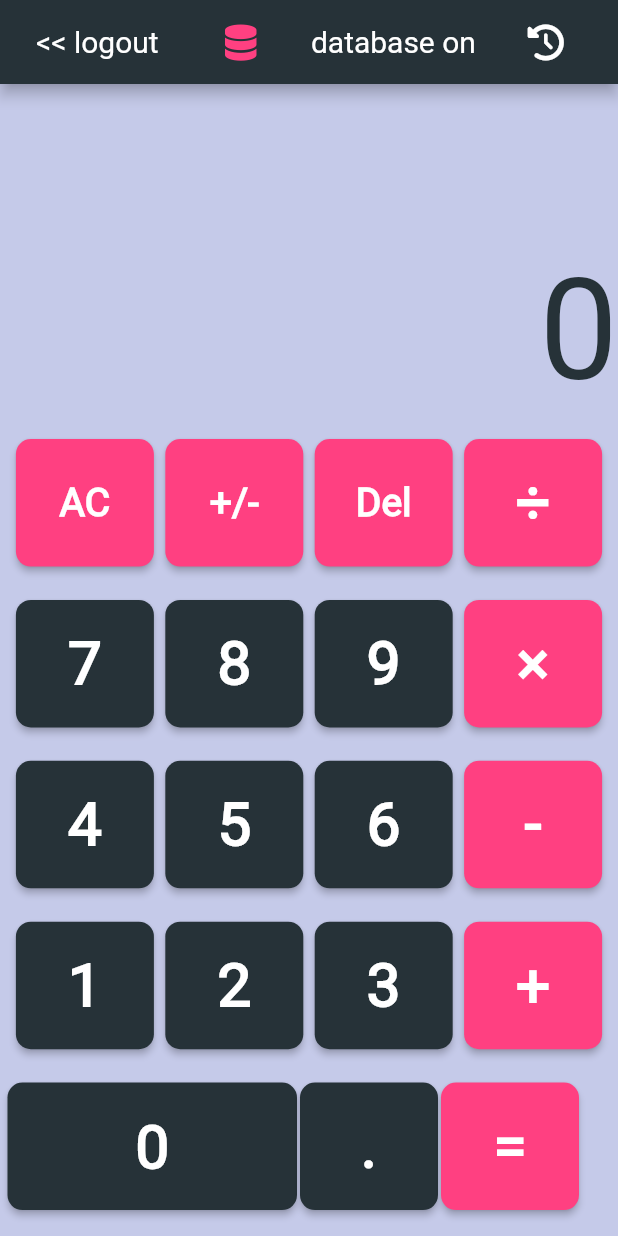
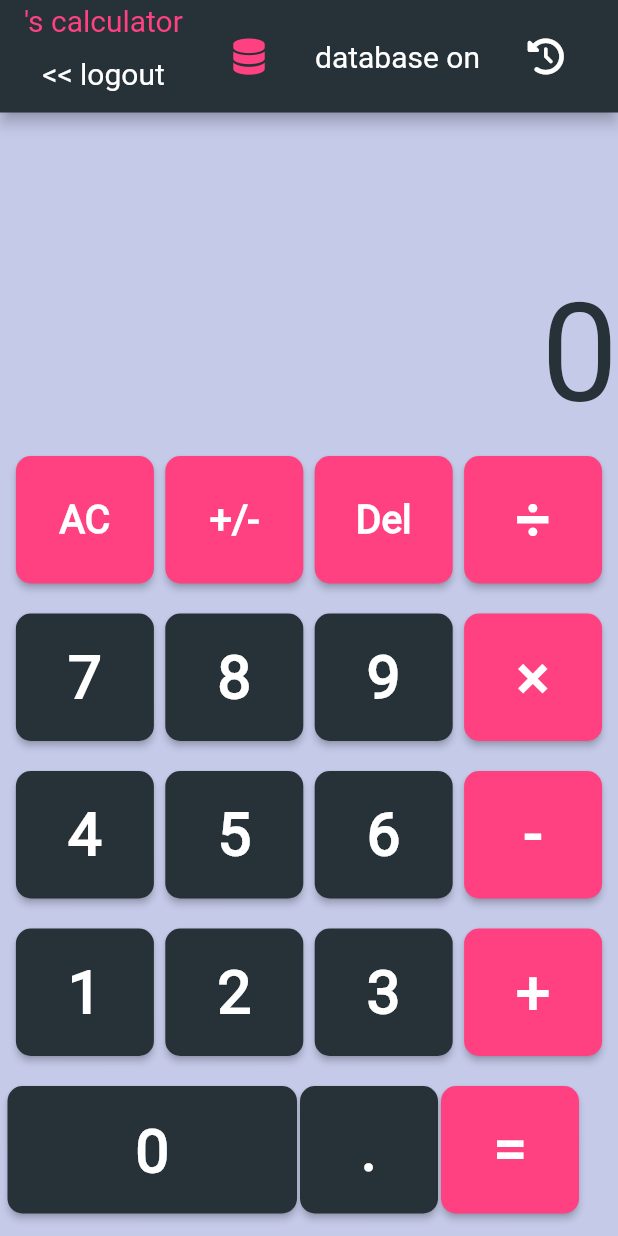
Before and after one commit to hiddy0329/h_calculator, a Flutter app: the screen it shows after launch, after a tap on "Login", on a phone screen of 412 x 824 dp. Run offline on Flutter 3.47's test engine with Material 2 defaults, Android fonts, the phone set to English and light mode, and no system bars; our stand-ins replace flutter_dotenv, font_awesome_flutter, shared_preferences; missing offline and left inert: mysql1.

Commit message:
UIを整形

```diff
--- a/lib/history_page.dart
+++ b/lib/history_page.dart
@@ -1,4 +1,5 @@
 import 'package:flutter/material.dart';
+import 'package:font_awesome_flutter/font_awesome_flutter.dart';
 
 class HistoryPage extends StatelessWidget {
   const HistoryPage(this.formulaLists, this.resultLists, this.username, {Key? key}) : super(key: key);
@@ -60,7 +61,7 @@ class HistoryPage extends StatelessWidget {
         backgroundColor: Colors.indigo[100],
         appBar: AppBar(
           title: FittedBox(
-              child: Text("$username's history <DESC>",
+              child: Text("${username.toUpperCase()}'s history <DESC>",
                   style: const TextStyle(
                     fontFamily: font,
                   ))),
@@ -83,6 +84,9 @@ class HistoryPage extends StatelessWidget {
                 child: Column(
                   mainAxisAlignment: MainAxisAlignment.center,
                   children: const [
+                    Icon(FontAwesomeIcons.solidFaceSadTear,
+                    size: 50.0,
+                    ),
                     Text(
                       "You have no history...",
                       style: TextStyle(fontFamily: font, fontSize: 25.0),
--- a/lib/home.dart
+++ b/lib/home.dart
@@ -18,9 +18,6 @@ class MyHomePage extends StatefulWidget {
   @override
   State<MyHomePage> createState() => _MyHomePageState();
 }
-
-//演算子をenum値で定義
-enum OperatorType { add, sub, multi, div }
 
 class _MyHomePageState extends State<MyHomePage> {
   // ボタンの色設定
@@ -209,7 +206,7 @@ class _MyHomePageState extends State<MyHomePage> {
     setState(() {
       if (_previousOperation == "×") {
       _cheeringMessage = "Excellent!";
-    } else if (displayedNumber == double.infinity) {
+    } else if (displayedNumber == double.infinity || displayedNumber.toString() == 'NaN') {
       _cheeringMessage = "Sorry, but I have no idea...";
     } else if (_previousOperation == "÷") {
       _cheeringMessage = "Perfect!";
@@ -371,9 +368,17 @@ class _MyHomePageState extends State<MyHomePage> {
           // 計算履歴表示ボタンエリア
           appBar: AppBar(
             backgroundColor: colorNum,
+            toolbarHeight: 75.0,
             title: Row(
               mainAxisAlignment: MainAxisAlignment.spaceBetween,
               children: [
+                Column(
+                  mainAxisAlignment: MainAxisAlignment.center,
+                  children: [
+                    Text(
+                      "${widget.username.toUpperCase()}'s calculator",
+                      style: TextStyle(color: colorFunc),
+                    ),
                     TextButton(
                       child: Text("<< logout",
                           style: TextStyle(
@@ -381,6 +386,8 @@ class _MyHomePageState extends State<MyHomePage> {
                       onPressed: () {
                         Navigator.pop(context, widget.userId);
                       },
+                    ),
+                  ],
                 ),
                 ElevatedButton(
                   style: ElevatedButton.styleFrom(
```
Lines whose indentation alone changed are shown as unchanged.
